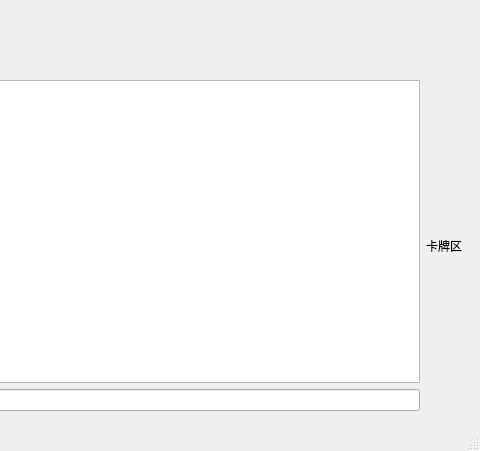
Qt form client/src/MainWindow.ui (Kez-Jo1909/NO_Flychess) before a commit; both pictures show x 520 to 1000 and y 299 to 750 of the 1000 by 750 pixel window.
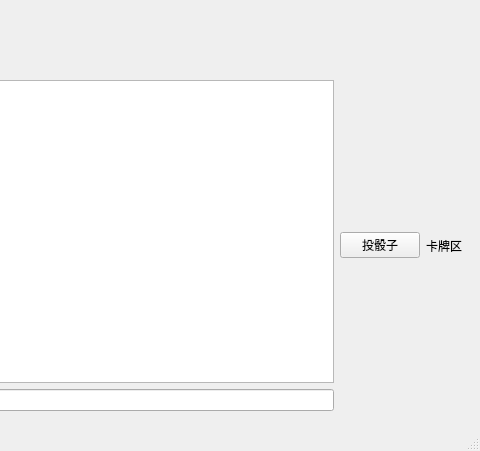
The same form after that commit. The open tabs and pages were chosen to show the change. Custom widgets are drawn as their Qt base class.

Diff of the .ui file:
```diff
--- a/client/src/MainWindow.ui
+++ b/client/src/MainWindow.ui
@@ -756,6 +756,13 @@
             </item>
            </layout>
           </item>
+          <item>
+           <widget class="QPushButton" name="RollDiceButton">
+            <property name="text">
+             <string>投骰子</string>
+            </property>
+           </widget>
+          </item>
           <item>
            <layout class="QHBoxLayout" name="horizontalLayout_11">
             <item>
```
